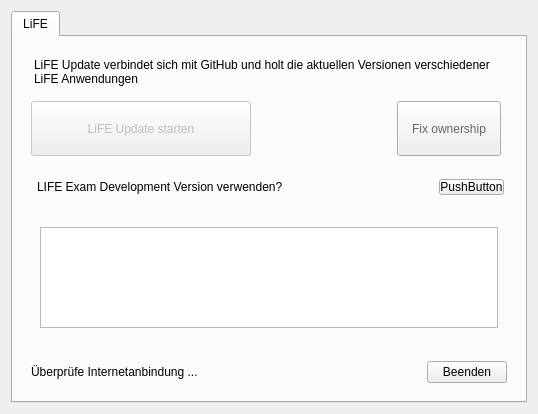
valueerrorx/life-update, file main.ui: the form before one commit.
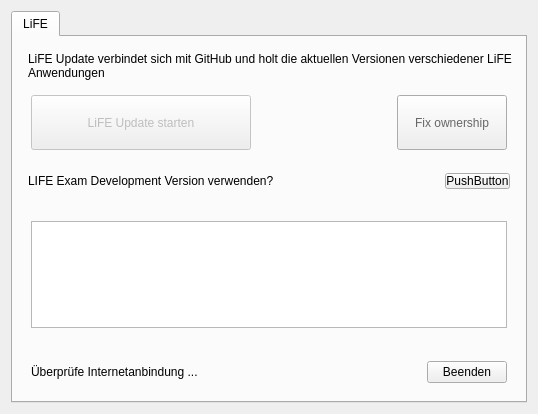
The form after the commit.

```diff
--- a/main.ui
+++ b/main.ui
@@ -77,7 +77,7 @@
           <bool>true</bool>
          </property>
          <property name="indent">
-          <number>12</number>
+          <number>6</number>
          </property>
         </widget>
        </item>
@@ -128,7 +128,7 @@
              </size>
             </property>
             <property name="styleSheet">
-             <string notr="true">margin-right:6px;color:#666;</string>
+             <string notr="true">color:#666;</string>
             </property>
             <property name="text">
              <string>Fix ownership</string>
@@ -147,7 +147,7 @@
           <number>6</number>
          </property>
          <property name="rightMargin">
-          <number>6</number>
+          <number>0</number>
          </property>
          <property name="bottomMargin">
           <number>6</number>
@@ -155,7 +155,7 @@
          <item>
           <widget class="QLabel" name="label">
            <property name="styleSheet">
-            <string notr="true">margin-left: 6px;</string>
+            <string notr="true"/>
            </property>
            <property name="text">
             <string>LIFE Exam Development Version verwenden?</string>
@@ -193,6 +193,12 @@
           <item>
            <widget class="QWidget" name="widget_4" native="true">
             <layout class="QVBoxLayout" name="verticalLayout_2">
+             <property name="leftMargin">
+              <number>0</number>
+             </property>
+             <property name="rightMargin">
+              <number>0</number>
+             </property>
              <item>
               <widget class="QTextBrowser" name="info">
                <property name="styleSheet">
```
